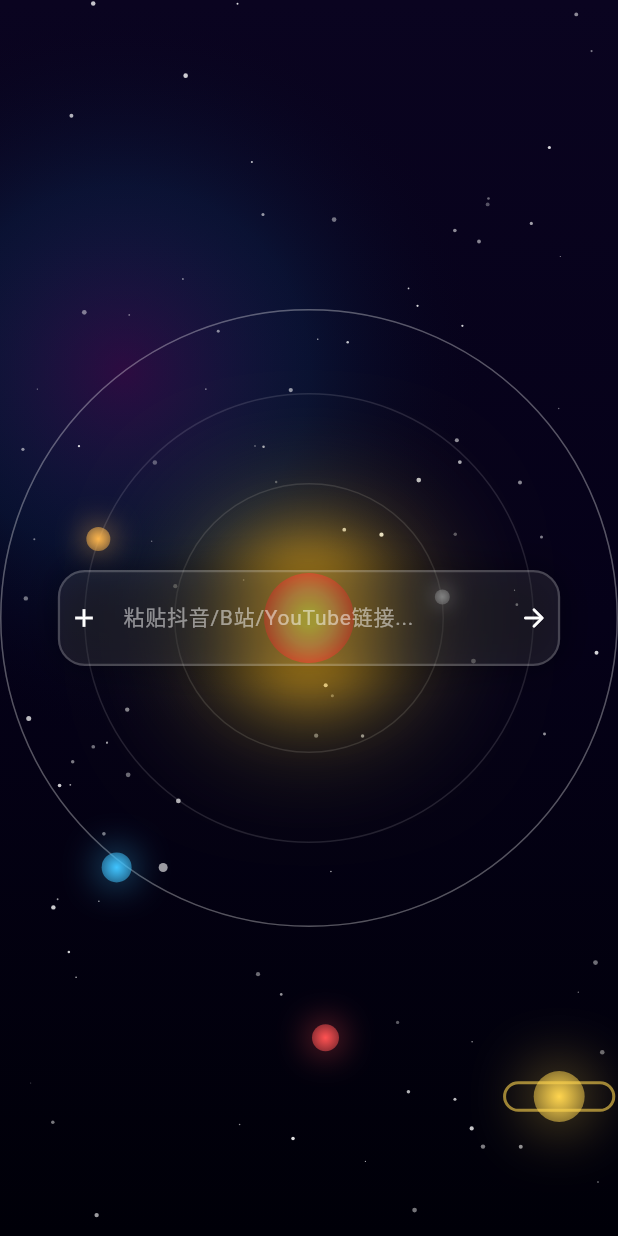
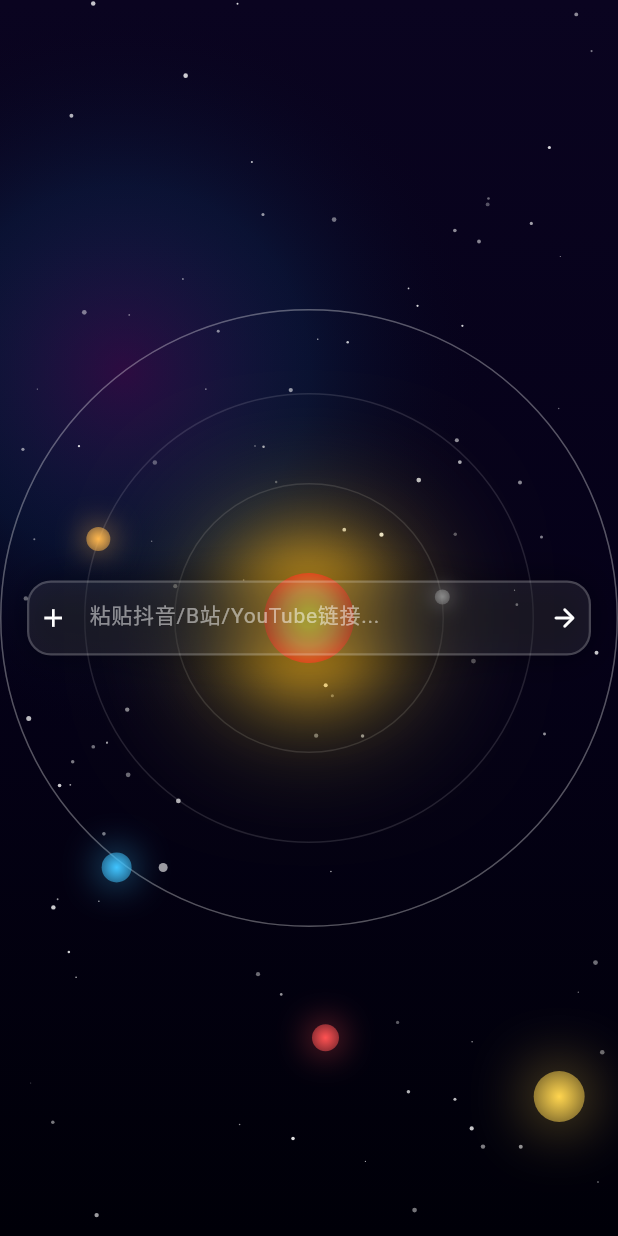
Before and after one commit to Lewis-0710/Watermark, a Flutter app: the screen it shows after launch, on a phone screen of 412 x 824 dp. Run offline on Flutter 3.47's test engine with Material 3 defaults, Android fonts, the phone set to English and light mode, and no system bars; our stand-ins replace dio, file_picker, video_player, webview_flutter; missing offline and left inert: gal, window_manager.

Commit message:
style: 将首页输入框及两侧按钮高度调整为50，左右边距设为18，移除最外围星球的圆角矩形边框

```diff
--- a/lib/screens/home_page.dart
+++ b/lib/screens/home_page.dart
@@ -131,11 +131,11 @@ class _HomePageState extends State<HomePage> with TickerProviderStateMixin {
           Positioned.fill(child: _buildStarBackground()),
           // 太阳系动态
           Positioned.fill(child: _buildSolarSystem()),
-          // 内容：输入框（界面正中）
+          // 内容：输入框（界面正中，左右边距18）
           SafeArea(
             child: Center(
               child: Padding(
-                padding: const EdgeInsets.symmetric(horizontal: 24),
+                padding: const EdgeInsets.symmetric(horizontal: 18),
                 child: _buildInputRow(),
               ),
             ),
@@ -217,7 +217,6 @@ class _HomePageState extends State<HomePage> with TickerProviderStateMixin {
                 radius: 360,
                 color: Colors.amber[300]!,
                 planetSize: 34,
-                withRing: true,
               ),
             ],
           ),
@@ -273,7 +272,6 @@ class _HomePageState extends State<HomePage> with TickerProviderStateMixin {
     required Color color,
     required double planetSize,
     bool withMoon = false,
-    bool withRing = false,
   }) {
     return AnimatedBuilder(
       animation: controller,
@@ -287,18 +285,6 @@ class _HomePageState extends State<HomePage> with TickerProviderStateMixin {
             clipBehavior: Clip.none,
             alignment: Alignment.center,
             children: [
-              if (withRing)
-                Container(
-                  width: planetSize * 2.2,
-                  height: planetSize * 0.6,
-                  decoration: BoxDecoration(
-                    borderRadius: BorderRadius.circular(100),
-                    border: Border.all(
-                      color: color.withOpacity(0.6),
-                      width: 2,
-                    ),
-                  ),
-                ),
               Container(
                 width: planetSize,
                 height: planetSize,
@@ -343,15 +329,15 @@ class _HomePageState extends State<HomePage> with TickerProviderStateMixin {
     return LayoutBuilder(
       builder: (context, constraints) {
         final totalWidth =
-            constraints.maxWidth > 640 ? 560.0 : constraints.maxWidth * 0.92;
+            constraints.maxWidth > 640 ? 560.0 : constraints.maxWidth;
         return Center(
           child: Container(
             width: totalWidth,
-            height: 64,
+            height: 50,
             alignment: Alignment.center,
             decoration: BoxDecoration(
               color: Colors.white.withOpacity(0.08),
-              borderRadius: BorderRadius.circular(18),
+              borderRadius: BorderRadius.circular(16),
               border: Border.all(
                 color: Colors.white.withOpacity(0.2),
                 width: 1.5,
@@ -364,18 +350,18 @@ class _HomePageState extends State<HomePage> with TickerProviderStateMixin {
               ],
             ),
             child: ClipRRect(
-              borderRadius: BorderRadius.circular(18),
+              borderRadius: BorderRadius.circular(16),
               child: Row(
                 crossAxisAlignment: CrossAxisAlignment.center,
                 children: [
-                  // 左侧添加按钮（宽32高64，靠左对齐，背景透明，圆角与输入框一致）
+                  // 左侧添加按钮（宽32高50，靠左对齐，背景透明，圆角与输入框一致）
                   InkWell(
                     onTap: _pickLocalFiles,
                     borderRadius: const BorderRadius.horizontal(
-                        left: Radius.circular(18)),
+                        left: Radius.circular(16)),
                     child: Container(
                       width: 32,
-                      height: 64,
+                      height: 50,
                       alignment: Alignment.center,
                       color: Colors.transparent,
                       child: const Icon(
@@ -399,8 +385,9 @@ class _HomePageState extends State<HomePage> with TickerProviderStateMixin {
                           color: Colors.white.withOpacity(0.5),
                           fontSize: 14,
                         ),
+                        isDense: true,
                         contentPadding: const EdgeInsets.symmetric(
-                            horizontal: 10, vertical: 20),
+                            horizontal: 8, vertical: 14),
                         border: InputBorder.none,
                         enabledBorder: InputBorder.none,
                         focusedBorder: InputBorder.none,
@@ -408,14 +395,14 @@ class _HomePageState extends State<HomePage> with TickerProviderStateMixin {
                       onSubmitted: (_) => _isStarting ? null : _onStart(),
                     ),
                   ),
-                  // 右侧开始箭头（宽32高64，靠右对齐，背景透明，圆角与输入框一致）
+                  // 右侧开始箭头（宽32高50，靠右对齐，背景透明，圆角与输入框一致）
                   InkWell(
                     onTap: _isStarting ? null : _onStart,
                     borderRadius: const BorderRadius.horizontal(
-                        right: Radius.circular(18)),
+                        right: Radius.circular(16)),
                     child: Container(
                       width: 32,
-                      height: 64,
+                      height: 50,
                       alignment: Alignment.center,
                       color: Colors.transparent,
                       child: _isStarting
```
